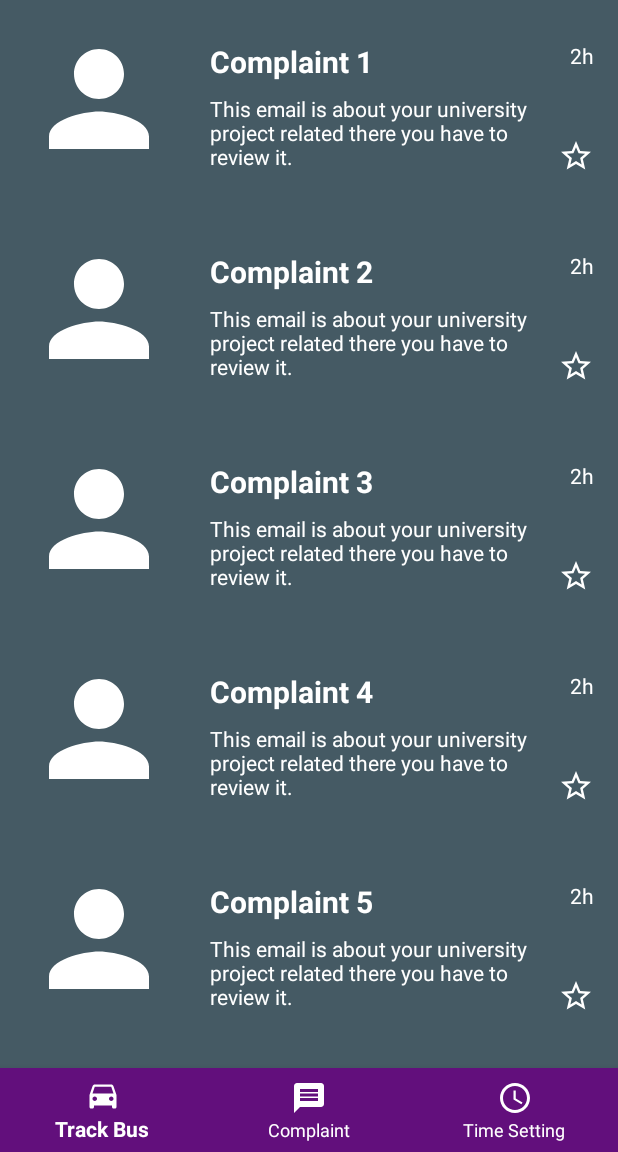
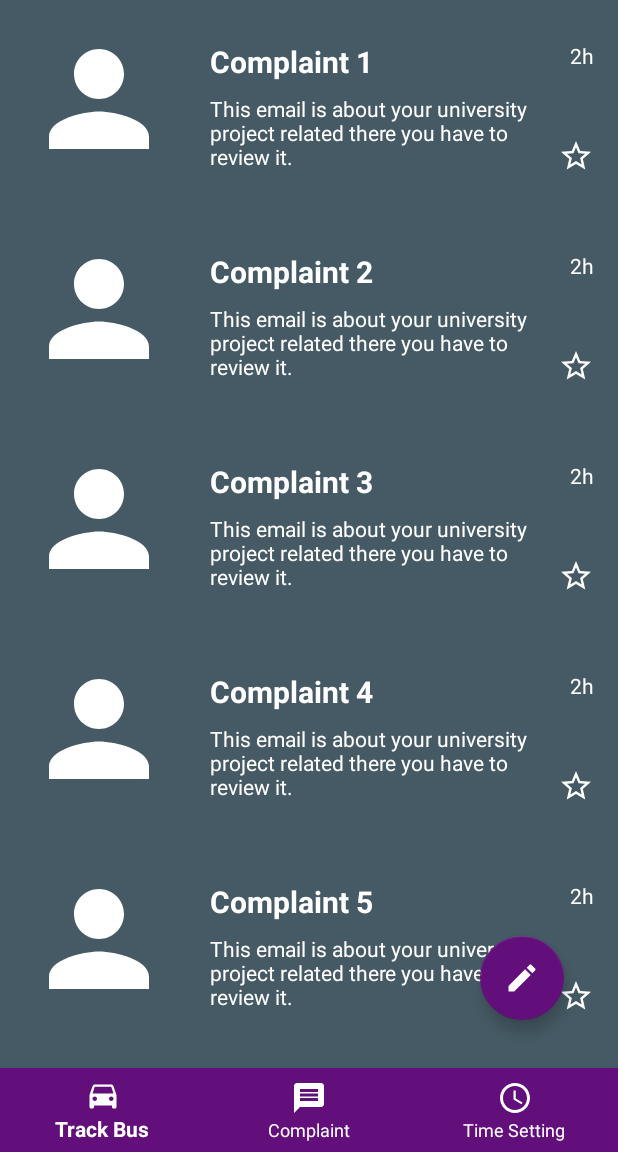
Before and after one commit to g-track/GTrack, an Android app: the fragment studentComplaintFragment placed in its activity, on a phone screen of 412 x 824 dp, the part 84-1236 px from its top. Run offline under Robolectric (Android 15) with nearby library versions, the phone set to English and light mode, and no system bars.

Commit message:
complaint compose activity is added.
complaint compose activity is added.

```diff
--- a/app/src/main/AndroidManifest.xml
+++ b/app/src/main/AndroidManifest.xml
@@ -9,6 +9,7 @@
         android:roundIcon="@mipmap/ic_launcher_round"
         android:supportsRtl="true"
         android:theme="@style/AppTheme">
+        <activity android:name=".studentComplaintCompose"></activity>
         <activity android:name=".parentRegister">
             <intent-filter>
                 <action android:name="android.intent.action.MAIN" />
@@ -19,9 +20,7 @@
         <activity android:name=".parentLogin" />
         <activity android:name=".studentComplaintDetails" />
         <activity android:name=".studentLogin" />
-        <activity android:name=".studentHome">
-
-        </activity>
+        <activity android:name=".studentHome"></activity>
     </application>
 
 </manifest>
--- a/app/src/main/java/com/example/g_track/studentComplaintFragment.java
+++ b/app/src/main/java/com/example/g_track/studentComplaintFragment.java
@@ -1,7 +1,9 @@
 package com.example.g_track;
 
 
+import android.content.Intent;
 import android.os.Bundle;
+import android.support.design.widget.FloatingActionButton;
 import android.support.v4.app.Fragment;
 import android.support.v7.widget.LinearLayoutManager;
 import android.support.v7.widget.RecyclerView;
@@ -18,6 +20,7 @@ public class studentComplaintFragment extends Fragment {
         // Required empty public constructor
     }
 
+    private FloatingActionButton compose_floating_btn;
     private RecyclerView recyclerView;
     String[] subject = {"Complaint 1","Complaint 2","Complaint 3","Complaint 4","Complaint 5","Complaint 6",
              "Complaint 7","Complaint 8","Complaint 9","Complaint 10","Complaint 11","Complaint 12","Complaint 12"};
@@ -26,8 +29,24 @@ public class studentComplaintFragment extends Fragment {
                              Bundle savedInstanceState) {
         // Inflate the layout for this fragment
         View view = inflater.inflate(R.layout.fragment_student_complaint, container, false);
+        initialization(view);
         setUpRecyclerView(view);
+        goToComposePage();
         return view;
+    }
+
+    private void goToComposePage() {
+        compose_floating_btn.setOnClickListener(new View.OnClickListener() {
+            @Override
+            public void onClick(View v) {
+                Intent intent_go_to_compose = new Intent(getContext(),studentComplaintCompose.class);
+                startActivity(intent_go_to_compose);
+            }
+        });
+    }
+
+    private void initialization(View view) {
+        compose_floating_btn = view.findViewById(R.id.compose_btn_id);
     }
 
     public void setUpRecyclerView(View view){
--- /dev/null
+++ b/app/src/main/res/drawable/edit_icon.xml
@@ -0,0 +1,5 @@
+<vector android:height="24dp" android:tint="#FFFFFF"
+    android:viewportHeight="24.0" android:viewportWidth="24.0"
+    android:width="24dp" xmlns:android="http://schemas.android.com/apk/res/android">
+    <path android:fillColor="#FF000000" android:pathData="M3,17.25V21h3.75L17.81,9.94l-3.75,-3.75L3,17.25zM20.71,7.04c0.39,-0.39 0.39,-1.02 0,-1.41l-2.34,-2.34c-0.39,-0.39 -1.02,-0.39 -1.41,0l-1.83,1.83 3.75,3.75 1.83,-1.83z"/>
+</vector>
--- a/app/src/main/res/layout/fragment_student_complaint.xml
+++ b/app/src/main/res/layout/fragment_student_complaint.xml
@@ -1,13 +1,32 @@
 <?xml version="1.0" encoding="utf-8"?>
-<android.support.v7.widget.RecyclerView xmlns:android="http://schemas.android.com/apk/res/android"
+<android.support.constraint.ConstraintLayout xmlns:android="http://schemas.android.com/apk/res/android"
+    xmlns:app="http://schemas.android.com/apk/res-auto"
     xmlns:tools="http://schemas.android.com/tools"
     android:layout_width="match_parent"
     android:layout_height="match_parent"
     tools:context=".studentComplaintFragment"
-    android:id="@+id/recyclerView_id"
+
     android:background="@color/colorPrimary">
 
     <!-- TODO: Update blank fragment layout -->
+    <android.support.v7.widget.RecyclerView
+        android:layout_width="match_parent"
+        android:layout_height="match_parent"
+        android:id="@+id/recyclerView_id">
+
+    </android.support.v7.widget.RecyclerView>
+
+    <android.support.design.widget.FloatingActionButton
+        android:id="@+id/compose_btn_id"
+        android:layout_width="wrap_content"
+        android:layout_height="wrap_content"
+        android:layout_marginEnd="36dp"
+        android:layout_marginRight="36dp"
+        android:layout_marginBottom="88dp"
+        android:src="@drawable/edit_icon"
+        app:layout_constraintBottom_toBottomOf="parent"
+        app:layout_constraintEnd_toEndOf="parent" />
 
 
-</android.support.v7.widget.RecyclerView>
+
+</android.support.constraint.ConstraintLayout>
--- a/app/src/main/res/values/strings.xml
+++ b/app/src/main/res/values/strings.xml
@@ -16,5 +16,6 @@
     <string name="enter_your_cnic">Enter your CNIC...</string>
     <string name="enter_your_child_s_id">Enter your child\'s ID</string>
     <string name="enter_your_password">Enter your password...</string>
+    <string name="subject">Subject</string>
 
 </resources>
```
Also changed, not shown: app/src/main/java/com/example/g_track/studentComplaintCompose.java (added, +32 -0 lines), app/src/main/res/layout/activity_student_complaint_compose.xml (added, +92 -0 lines).
